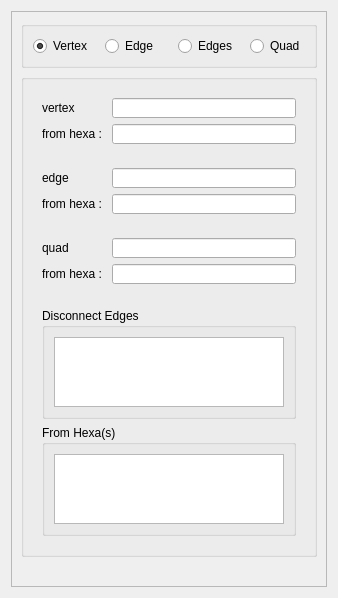
Qt form src/HEXABLOCKGUI/Disconnect_QTD.ui (SalomePlatform/hexablock) before a commit.
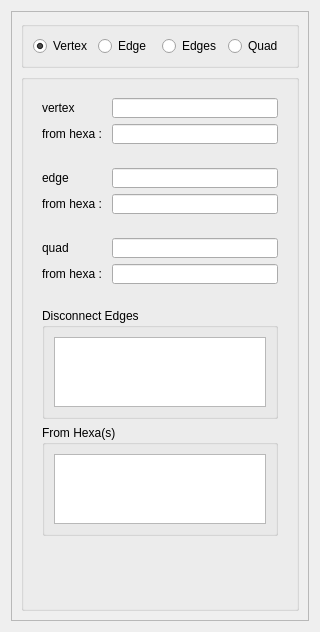
The same form after that commit.

```diff
--- a/src/HEXABLOCKGUI/Disconnect_QTD.ui
+++ b/src/HEXABLOCKGUI/Disconnect_QTD.ui
@@ -6,8 +6,8 @@
    <rect>
     <x>0</x>
     <y>0</y>
-    <width>338</width>
-    <height>598</height>
+    <width>320</width>
+    <height>632</height>
    </rect>
   </property>
   <property name="sizePolicy">
@@ -16,12 +16,24 @@
     <verstretch>0</verstretch>
    </sizepolicy>
   </property>
+  <property name="minimumSize">
+   <size>
+    <width>5</width>
+    <height>0</height>
+   </size>
+  </property>
   <property name="windowTitle">
    <string>Disconnect Operation</string>
   </property>
   <layout class="QVBoxLayout" name="verticalLayout_5">
    <item>
     <widget class="QScrollArea" name="scrollArea">
+     <property name="sizePolicy">
+      <sizepolicy hsizetype="Preferred" vsizetype="Preferred">
+       <horstretch>0</horstretch>
+       <verstretch>0</verstretch>
+      </sizepolicy>
+     </property>
      <property name="widgetResizable">
       <bool>true</bool>
      </property>
@@ -30,8 +42,8 @@
        <rect>
         <x>0</x>
         <y>0</y>
-        <width>318</width>
-        <height>578</height>
+        <width>300</width>
+        <height>612</height>
        </rect>
       </property>
       <layout class="QVBoxLayout" name="verticalLayout_6">
@@ -41,7 +53,7 @@
           <bool>true</bool>
          </property>
          <property name="sizePolicy">
-          <sizepolicy hsizetype="Preferred" vsizetype="Preferred">
+          <sizepolicy hsizetype="Preferred" vsizetype="Fixed">
            <horstretch>0</horstretch>
            <verstretch>0</verstretch>
           </sizepolicy>
@@ -55,7 +67,7 @@
          <property name="maximumSize">
           <size>
            <width>16777215</width>
-           <height>50</height>
+           <height>16777215</height>
           </size>
          </property>
          <property name="title">
@@ -68,7 +80,7 @@
           <item>
            <widget class="QRadioButton" name="rb0">
             <property name="sizePolicy">
-             <sizepolicy hsizetype="Expanding" vsizetype="Fixed">
+             <sizepolicy hsizetype="Preferred" vsizetype="Fixed">
               <horstretch>0</horstretch>
               <verstretch>0</verstretch>
              </sizepolicy>
@@ -84,7 +96,7 @@
           <item>
            <widget class="QRadioButton" name="rb1">
             <property name="sizePolicy">
-             <sizepolicy hsizetype="Expanding" vsizetype="Fixed">
+             <sizepolicy hsizetype="Preferred" vsizetype="Fixed">
               <horstretch>0</horstretch>
               <verstretch>0</verstretch>
              </sizepolicy>
@@ -97,7 +109,7 @@
           <item>
            <widget class="QRadioButton" name="rb3">
             <property name="sizePolicy">
-             <sizepolicy hsizetype="Expanding" vsizetype="Fixed">
+             <sizepolicy hsizetype="Preferred" vsizetype="Fixed">
               <horstretch>0</horstretch>
               <verstretch>0</verstretch>
              </sizepolicy>
@@ -109,6 +121,12 @@
           </item>
           <item>
            <widget class="QRadioButton" name="rb2">
+            <property name="sizePolicy">
+             <sizepolicy hsizetype="Preferred" vsizetype="Fixed">
+              <horstretch>0</horstretch>
+              <verstretch>0</verstretch>
+             </sizepolicy>
+            </property>
             <property name="text">
              <string>Quad</string>
             </property>
@@ -120,7 +138,7 @@
        <item>
         <widget class="QGroupBox" name="groupBox_2">
          <property name="sizePolicy">
-          <sizepolicy hsizetype="Preferred" vsizetype="Fixed">
+          <sizepolicy hsizetype="Preferred" vsizetype="Preferred">
            <horstretch>0</horstretch>
            <verstretch>0</verstretch>
           </sizepolicy>
@@ -154,7 +172,7 @@
              <item row="0" column="1">
               <widget class="QLineEdit" name="v_le_rb0">
                <property name="sizePolicy">
-                <sizepolicy hsizetype="Minimum" vsizetype="Fixed">
+                <sizepolicy hsizetype="Preferred" vsizetype="Fixed">
                  <horstretch>0</horstretch>
                  <verstretch>0</verstretch>
                 </sizepolicy>
@@ -180,7 +198,7 @@
              <item row="1" column="1">
               <widget class="QLineEdit" name="h_le_rb0">
                <property name="sizePolicy">
-                <sizepolicy hsizetype="Minimum" vsizetype="Fixed">
+                <sizepolicy hsizetype="Preferred" vsizetype="Fixed">
                  <horstretch>0</horstretch>
                  <verstretch>0</verstretch>
                 </sizepolicy>
@@ -202,7 +220,7 @@
           <item>
            <widget class="QWidget" name="widget_2" native="true">
             <property name="sizePolicy">
-             <sizepolicy hsizetype="Preferred" vsizetype="Fixed">
+             <sizepolicy hsizetype="Preferred" vsizetype="Preferred">
               <horstretch>0</horstretch>
               <verstretch>0</verstretch>
              </sizepolicy>
@@ -224,7 +242,7 @@
              <item row="0" column="1">
               <widget class="QLineEdit" name="e_le_rb1">
                <property name="sizePolicy">
-                <sizepolicy hsizetype="Minimum" vsizetype="Fixed">
+                <sizepolicy hsizetype="Preferred" vsizetype="Fixed">
                  <horstretch>0</horstretch>
                  <verstretch>0</verstretch>
                 </sizepolicy>
@@ -250,7 +268,7 @@
              <item row="1" column="1">
               <widget class="QLineEdit" name="h_le_rb1">
                <property name="sizePolicy">
-                <sizepolicy hsizetype="Minimum" vsizetype="Fixed">
+                <sizepolicy hsizetype="Preferred" vsizetype="Fixed">
                  <horstretch>0</horstretch>
                  <verstretch>0</verstretch>
                 </sizepolicy>
@@ -272,7 +290,7 @@
           <item>
            <widget class="QWidget" name="widget_3" native="true">
             <property name="sizePolicy">
-             <sizepolicy hsizetype="Preferred" vsizetype="Fixed">
+             <sizepolicy hsizetype="Preferred" vsizetype="Preferred">
               <horstretch>0</horstretch>
               <verstretch>0</verstretch>
              </sizepolicy>
@@ -300,7 +318,7 @@
              <item row="0" column="1">
               <widget class="QLineEdit" name="q_le_rb2">
                <property name="sizePolicy">
-                <sizepolicy hsizetype="Minimum" vsizetype="Fixed">
+                <sizepolicy hsizetype="Preferred" vsizetype="Fixed">
                  <horstretch>0</horstretch>
                  <verstretch>0</verstretch>
                 </sizepolicy>
@@ -326,7 +344,7 @@
              <item row="1" column="1">
               <widget class="QLineEdit" name="h_le_rb2">
                <property name="sizePolicy">
-                <sizepolicy hsizetype="Minimum" vsizetype="Fixed">
+                <sizepolicy hsizetype="Preferred" vsizetype="Fixed">
                  <horstretch>0</horstretch>
                  <verstretch>0</verstretch>
                 </sizepolicy>
@@ -449,9 +467,6 @@
             </layout>
            </widget>
           </item>
-         </layout>
-        </widget>
-       </item>
        <item>
         <spacer name="verticalSpacer">
          <property name="orientation">
@@ -460,10 +475,13 @@
          <property name="sizeHint" stdset="0">
           <size>
            <width>20</width>
-           <height>40</height>
+              <height>16777215</height>
           </size>
          </property>
         </spacer>
+          </item>
+         </layout>
+        </widget>
        </item>
       </layout>
      </widget>
```
Lines whose indentation alone changed are shown as unchanged.
